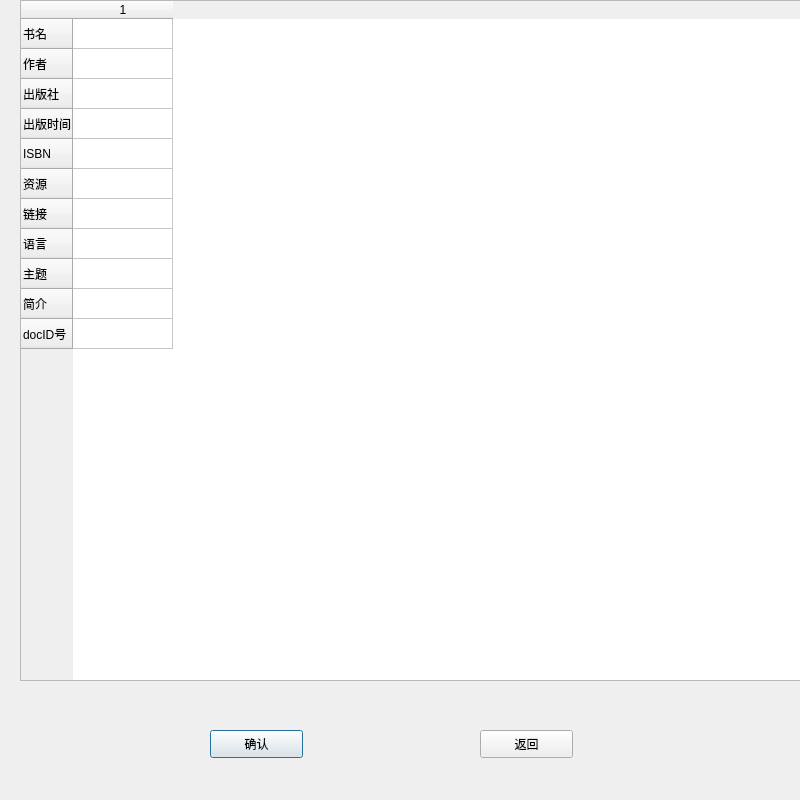
Above: Library_Administrator_System/bookoperation.ui from renzibei/TGLibrary before the change. Below: the same form after it.
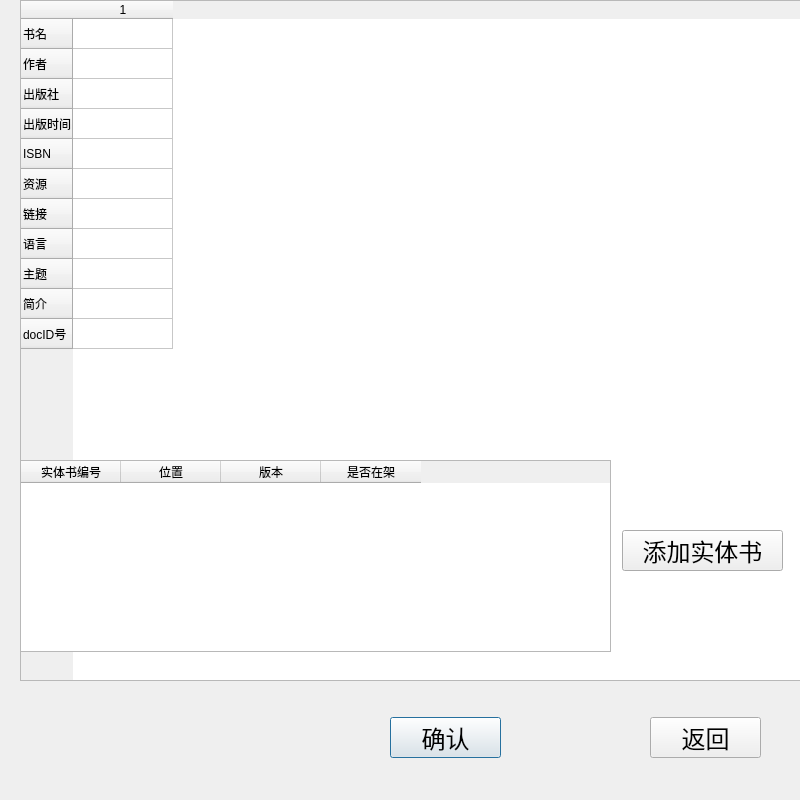
That is the form after the change.

Patch:
```diff
--- a/Library_Administrator_System/bookoperation.ui
+++ b/Library_Administrator_System/bookoperation.ui
@@ -91,12 +91,17 @@
   <widget class="QPushButton" name="add_Books">
    <property name="geometry">
     <rect>
-     <x>210</x>
-     <y>730</y>
-     <width>93</width>
-     <height>28</height>
+     <x>390</x>
+     <y>717</y>
+     <width>111</width>
+     <height>41</height>
     </rect>
    </property>
+   <property name="font">
+    <font>
+     <pointsize>18</pointsize>
+    </font>
+   </property>
    <property name="text">
     <string>确认</string>
    </property>
@@ -104,16 +109,69 @@
   <widget class="QPushButton" name="Back_Button">
    <property name="geometry">
     <rect>
-     <x>480</x>
-     <y>730</y>
-     <width>93</width>
-     <height>28</height>
+     <x>650</x>
+     <y>717</y>
+     <width>111</width>
+     <height>41</height>
     </rect>
    </property>
+   <property name="font">
+    <font>
+     <pointsize>18</pointsize>
+    </font>
+   </property>
    <property name="text">
     <string>返回</string>
    </property>
   </widget>
+  <widget class="QTableWidget" name="RealBookInformation">
+   <property name="geometry">
+    <rect>
+     <x>20</x>
+     <y>460</y>
+     <width>591</width>
+     <height>192</height>
+    </rect>
+   </property>
+   <column>
+    <property name="text">
+     <string>实体书编号</string>
+    </property>
+   </column>
+   <column>
+    <property name="text">
+     <string>位置</string>
+    </property>
+   </column>
+   <column>
+    <property name="text">
+     <string>版本</string>
+    </property>
+   </column>
+   <column>
+    <property name="text">
+     <string>是否在架</string>
+    </property>
+   </column>
+  </widget>
+  <widget class="QPushButton" name="AddRealBooks">
+   <property name="geometry">
+    <rect>
+     <x>622</x>
+     <y>530</y>
+     <width>161</width>
+     <height>41</height>
+    </rect>
+   </property>
+   <property name="font">
+    <font>
+     <pointsize>18</pointsize>
+    </font>
+   </property>
+   <property name="text">
+    <string>添加实体书</string>
+   </property>
+  </widget>
  </widget>
  <resources/>
  <connections/>
```
